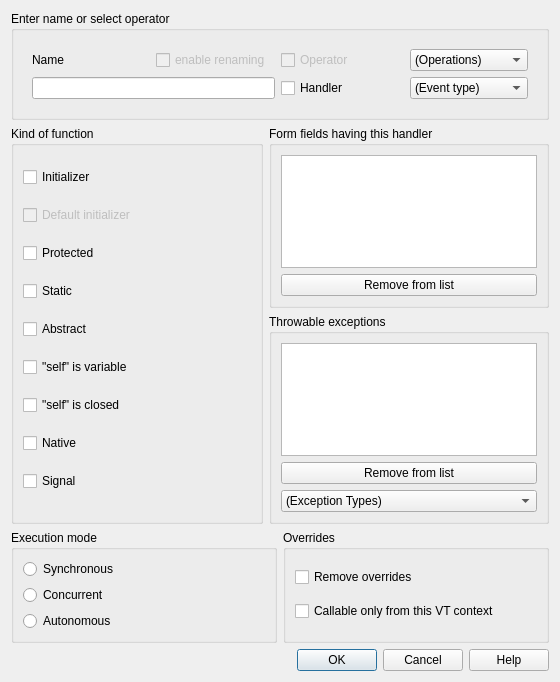
Qt form lavape/src/LavaPE_UI/idd_funcbox.ui (berkus/lavape) before a commit.
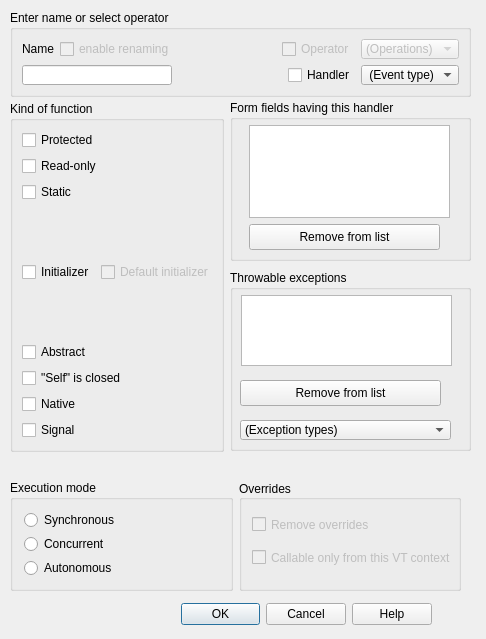
The same form after that commit.

```diff
--- a/lavape/src/LavaPE_UI/idd_funcbox.ui
+++ b/lavape/src/LavaPE_UI/idd_funcbox.ui
@@ -1,350 +1,797 @@
 <ui version="4.0" >
  <class>IDD_FuncBox</class>
- <widget class="QWidget" name="IDD_FuncBox" >
+ <widget class="QDialog" name="IDD_FuncBox" >
   <property name="geometry" >
    <rect>
     <x>0</x>
     <y>0</y>
-    <width>560</width>
-    <height>682</height>
+    <width>486</width>
+    <height>639</height>
    </rect>
   </property>
   <property name="windowTitle" >
    <string>Form</string>
   </property>
-  <layout class="QVBoxLayout" name="verticalLayout_8" >
-   <item>
-    <widget class="QGroupBox" name="groupBox" >
-     <property name="title" >
-      <string>Enter name or select operator</string>
+<widget class="QWidget" name="layoutWidget2" >
+   <property name="geometry" >
+    <rect>
+     <x>10</x>
+     <y>600</y>
+     <width>422</width>
+     <height>28</height>
+    </rect>
+   </property>
+   <layout class="QHBoxLayout" >
+    <property name="margin" >
+     <number>0</number>
+    </property>
+    <property name="spacing" >
+     <number>6</number>
+    </property>
+    <item>
+     <spacer>
+      <property name="orientation" >
+       <enum>Qt::Horizontal</enum>
+      </property>
+      <property name="sizeType" >
+       <enum>QSizePolicy::Expanding</enum>
+      </property>
+      <property name="sizeHint" >
+       <size>
+        <width>171</width>
+        <height>26</height>
+       </size>
+      </property>
+     </spacer>
+    </item>
+    <item>
+     <widget class="QPushButton" name="ID_OK" >
+      <property name="sizePolicy" >
+       <sizepolicy>
+        <hsizetype>0</hsizetype>
+        <vsizetype>0</vsizetype>
+        <horstretch>0</horstretch>
+        <verstretch>0</verstretch>
+       </sizepolicy>
+      </property>
+      <property name="minimumSize" >
+       <size>
+        <width>1</width>
+        <height>0</height>
+       </size>
+      </property>
+      <property name="focusPolicy" >
+       <enum>Qt::NoFocus</enum>
+      </property>
+      <property name="text" >
+       <string>OK</string>
+      </property>
+      <property name="default" >
+       <bool>true</bool>
+      </property>
+     </widget>
+    </item>
+    <item>
+     <widget class="QPushButton" name="ID_CANCEL" >
+      <property name="sizePolicy" >
+       <sizepolicy>
+        <hsizetype>0</hsizetype>
+        <vsizetype>0</vsizetype>
+        <horstretch>0</horstretch>
+        <verstretch>0</verstretch>
+       </sizepolicy>
+      </property>
+      <property name="minimumSize" >
+       <size>
+        <width>1</width>
+        <height>0</height>
+       </size>
+      </property>
+      <property name="focusPolicy" >
+       <enum>Qt::NoFocus</enum>
+      </property>
+      <property name="text" >
+       <string>Cancel</string>
+      </property>
+     </widget>
+    </item>
+    <item>
+     <widget class="QPushButton" name="ID_HELP" >
+      <property name="sizePolicy" >
+       <sizepolicy>
+        <hsizetype>0</hsizetype>
+        <vsizetype>0</vsizetype>
+        <horstretch>0</horstretch>
+        <verstretch>0</verstretch>
+       </sizepolicy>
+      </property>
+      <property name="minimumSize" >
+       <size>
+        <width>1</width>
+        <height>0</height>
+       </size>
+      </property>
+      <property name="focusPolicy" >
+       <enum>Qt::NoFocus</enum>
+      </property>
+      <property name="text" >
+       <string>Help</string>
+      </property>
+     </widget>
+    </item>
+   </layout>
+  </widget>
+  <widget class="QGroupBox" name="GroupBox_IDC_STATIC22" >
+   <property name="geometry" >
+    <rect>
+     <x>10</x>
+     <y>101</y>
+     <width>214</width>
+     <height>351</height>
+    </rect>
+   </property>
+   <property name="sizePolicy" >
+    <sizepolicy>
+     <hsizetype>1</hsizetype>
+     <vsizetype>1</vsizetype>
+     <horstretch>0</horstretch>
+     <verstretch>0</verstretch>
+    </sizepolicy>
+   </property>
+   <property name="minimumSize" >
+    <size>
+     <width>1</width>
+     <height>0</height>
+    </size>
+   </property>
+   <property name="focusPolicy" >
+    <enum>Qt::NoFocus</enum>
+   </property>
+   <property name="title" >
+    <string>Kind of function</string>
+   </property>
+   <layout class="QVBoxLayout" >
+    <property name="margin" >
+     <number>9</number>
+    </property>
+    <property name="spacing" >
+     <number>6</number>
+    </property>
+    <item>
+     <widget class="QCheckBox" name="Protected" >
+      <property name="sizePolicy" >
+       <sizepolicy>
+        <hsizetype>0</hsizetype>
+        <vsizetype>0</vsizetype>
+        <horstretch>0</horstretch>
+        <verstretch>0</verstretch>
+       </sizepolicy>
+      </property>
+      <property name="focusPolicy" >
+       <enum>Qt::StrongFocus</enum>
+      </property>
+      <property name="text" >
+       <string>Protected</string>
+      </property>
+     </widget>
+    </item>
+    <item>
+     <widget class="QCheckBox" name="ConstFunc" >
+      <property name="sizePolicy" >
+       <sizepolicy>
+        <hsizetype>0</hsizetype>
+        <vsizetype>0</vsizetype>
+        <horstretch>0</horstretch>
+        <verstretch>0</verstretch>
+       </sizepolicy>
+      </property>
+      <property name="focusPolicy" >
+       <enum>Qt::StrongFocus</enum>
+      </property>
+      <property name="text" >
+       <string>Read-only</string>
+      </property>
+     </widget>
+    </item>
+    <item>
+     <widget class="QCheckBox" name="StaticFunc" >
+      <property name="sizePolicy" >
+       <sizepolicy>
+        <hsizetype>0</hsizetype>
+        <vsizetype>0</vsizetype>
+        <horstretch>0</horstretch>
+        <verstretch>0</verstretch>
+       </sizepolicy>
+      </property>
+      <property name="focusPolicy" >
+       <enum>Qt::StrongFocus</enum>
+      </property>
+      <property name="text" >
+       <string>Static</string>
+      </property>
+     </widget>
+    </item>
+    <item>
+     <layout class="QHBoxLayout" >
+      <property name="margin" >
+       <number>0</number>
+      </property>
+      <property name="spacing" >
+       <number>6</number>
+      </property>
+      <item>
+       <widget class="QCheckBox" name="Initializer" >
+        <property name="focusPolicy" >
+         <enum>Qt::StrongFocus</enum>
+        </property>
+        <property name="text" >
+         <string>Initializer</string>
+        </property>
+       </widget>
+      </item>
+      <item>
+       <widget class="QCheckBox" name="DefaultIni" >
+        <property name="enabled" >
+         <bool>false</bool>
+        </property>
+        <property name="sizePolicy" >
+         <sizepolicy>
+          <hsizetype>1</hsizetype>
+          <vsizetype>5</vsizetype>
+          <horstretch>0</horstretch>
+          <verstretch>0</verstretch>
+         </sizepolicy>
+        </property>
+        <property name="focusPolicy" >
+         <enum>Qt::StrongFocus</enum>
+        </property>
+        <property name="text" >
+         <string>Default initializer</string>
+        </property>
+       </widget>
+      </item>
+     </layout>
+    </item>
+    <item>
+     <widget class="QCheckBox" name="Abstract" >
+      <property name="sizePolicy" >
+       <sizepolicy>
+        <hsizetype>0</hsizetype>
+        <vsizetype>0</vsizetype>
+        <horstretch>0</horstretch>
+        <verstretch>0</verstretch>
+       </sizepolicy>
+      </property>
+      <property name="focusPolicy" >
+       <enum>Qt::StrongFocus</enum>
+      </property>
+      <property name="text" >
+       <string>Abstract</string>
+      </property>
+     </widget>
+    </item>
+    <item>
+     <widget class="QCheckBox" name="Closed" >
+      <property name="whatsThis" >
+       <string>The "self" object of this function may be unfinished, i.e., not yet fully initialized and therefore "closed": its members cannot yet be used</string>
+      </property>
+      <property name="text" >
+       <string>"Self" is closed</string>
+      </property>
+     </widget>
+    </item>
+    <item>
+     <widget class="QCheckBox" name="Native" >
+      <property name="sizePolicy" >
+       <sizepolicy>
+        <hsizetype>0</hsizetype>
+        <vsizetype>0</vsizetype>
+        <horstretch>0</horstretch>
+        <verstretch>0</verstretch>
+       </sizepolicy>
+      </property>
+      <property name="focusPolicy" >
+       <enum>Qt::StrongFocus</enum>
+      </property>
+      <property name="text" >
+       <string>Native</string>
+      </property>
+     </widget>
+    </item>
+    <item>
+     <widget class="QCheckBox" name="Signal" >
+      <property name="sizePolicy" >
+       <sizepolicy>
+        <hsizetype>0</hsizetype>
+        <vsizetype>0</vsizetype>
+        <horstretch>0</horstretch>
+        <verstretch>0</verstretch>
+       </sizepolicy>
+      </property>
+      <property name="focusPolicy" >
+       <enum>Qt::StrongFocus</enum>
+      </property>
+      <property name="text" >
+       <string>Signal</string>
+      </property>
+     </widget>
+    </item>
+   </layout>
+  </widget>
+  <widget class="QWidget" name="layoutWidget" >
+   <property name="geometry" >
+    <rect>
+     <x>10</x>
+     <y>480</y>
+     <width>451</width>
+     <height>111</height>
+    </rect>
+   </property>
+   <layout class="QHBoxLayout" >
+    <property name="margin" >
+     <number>0</number>
+    </property>
+    <property name="spacing" >
+     <number>6</number>
+    </property>
+    <item>
+     <widget class="QGroupBox" name="BGroup_ExecMode" >
+      <property name="sizePolicy" >
+       <sizepolicy>
+        <hsizetype>1</hsizetype>
+        <vsizetype>1</vsizetype>
+        <horstretch>0</horstretch>
+        <verstretch>0</verstretch>
+       </sizepolicy>
+      </property>
+      <property name="minimumSize" >
+       <size>
+        <width>1</width>
+        <height>0</height>
+       </size>
+      </property>
+      <property name="title" >
+       <string>Execution mode</string>
+      </property>
+      <layout class="QVBoxLayout" >
+       <property name="margin" >
+        <number>11</number>
+       </property>
+       <property name="spacing" >
+        <number>6</number>
+       </property>
+       <item>
+        <widget class="QRadioButton" name="Synch" >
+         <property name="focusPolicy" >
+          <enum>Qt::StrongFocus</enum>
+         </property>
+         <property name="text" >
+          <string>Synchronous</string>
+         </property>
+        </widget>
+       </item>
+       <item>
+        <widget class="QRadioButton" name="Concurrent" >
+         <property name="focusPolicy" >
+          <enum>Qt::StrongFocus</enum>
+         </property>
+         <property name="text" >
+          <string>Concurrent</string>
+         </property>
+        </widget>
+       </item>
+       <item>
+        <widget class="QRadioButton" name="Independent" >
+         <property name="focusPolicy" >
+          <enum>Qt::StrongFocus</enum>
+         </property>
+         <property name="text" >
+          <string>Autonomous</string>
+         </property>
+        </widget>
+       </item>
+      </layout>
+     </widget>
+    </item>
+    <item>
+     <widget class="QGroupBox" name="GroupBox_IDC_STATIC25" >
+      <property name="sizePolicy" >
+       <sizepolicy>
+        <hsizetype>1</hsizetype>
+        <vsizetype>1</vsizetype>
+        <horstretch>0</horstretch>
+        <verstretch>0</verstretch>
+       </sizepolicy>
+      </property>
+      <property name="minimumSize" >
+       <size>
+        <width>1</width>
+        <height>0</height>
+       </size>
+      </property>
+      <property name="focusPolicy" >
+       <enum>Qt::NoFocus</enum>
+      </property>
+      <property name="title" >
+       <string>Overrides</string>
+      </property>
+      <property name="alignment" >
+       <set>Qt::AlignVCenter</set>
+      </property>
+      <widget class="QCheckBox" name="RMOverrides" >
+       <property name="enabled" >
+        <bool>false</bool>
+       </property>
+       <property name="geometry" >
+        <rect>
+         <x>13</x>
+         <y>35</y>
+         <width>199</width>
+         <height>19</height>
+        </rect>
+       </property>
+       <property name="focusPolicy" >
+        <enum>Qt::StrongFocus</enum>
+       </property>
+       <property name="text" >
+        <string>Remove overrides</string>
+       </property>
+      </widget>
+      <widget class="QCheckBox" name="EnforceOver" >
+       <property name="enabled" >
+        <bool>false</bool>
+       </property>
+       <property name="geometry" >
+        <rect>
+         <x>13</x>
+         <y>68</y>
+         <width>199</width>
+         <height>19</height>
+        </rect>
+       </property>
+       <property name="focusPolicy" >
+        <enum>Qt::StrongFocus</enum>
+       </property>
+       <property name="text" >
+        <string>Callable only from this VT context</string>
+       </property>
+      </widget>
+     </widget>
+    </item>
+   </layout>
+  </widget>
+  <widget class="QGroupBox" name="GroupBox_IDC_STATIC24" >
+   <property name="geometry" >
+    <rect>
+     <x>230</x>
+     <y>270</y>
+     <width>241</width>
+     <height>181</height>
+    </rect>
+   </property>
+   <property name="sizePolicy" >
+    <sizepolicy>
+     <hsizetype>1</hsizetype>
+     <vsizetype>1</vsizetype>
+     <horstretch>0</horstretch>
+     <verstretch>0</verstretch>
+    </sizepolicy>
+   </property>
+   <property name="minimumSize" >
+    <size>
+     <width>1</width>
+     <height>0</height>
+    </size>
+   </property>
+   <property name="focusPolicy" >
+    <enum>Qt::NoFocus</enum>
+   </property>
+   <property name="title" >
+    <string>Throwable exceptions</string>
+   </property>
+   <property name="alignment" >
+    <set>Qt::AlignTop</set>
+   </property>
+   <widget class="QPushButton" name="DelInherits" >
+    <property name="geometry" >
+     <rect>
+      <x>10</x>
+      <y>110</y>
+      <width>201</width>
+      <height>26</height>
+     </rect>
+    </property>
+    <property name="focusPolicy" >
+     <enum>Qt::NoFocus</enum>
+    </property>
+    <property name="text" >
+     <string>Remove from list</string>
+    </property>
+   </widget>
+   <widget class="QComboBox" name="NamedTypes" >
+    <property name="geometry" >
+     <rect>
+      <x>10</x>
+      <y>150</y>
+      <width>211</width>
+      <height>20</height>
+     </rect>
+    </property>
+    <item>
+     <property name="text" >
+      <string>(Exception types)</string>
      </property>
-     <layout class="QVBoxLayout" name="verticalLayout_7" >
+    </item>
+   </widget>
+   <widget class="QListWidget" name="Inherits" >
+    <property name="enabled" >
+     <bool>true</bool>
+    </property>
+    <property name="geometry" >
+     <rect>
+      <x>11</x>
+      <y>25</y>
+      <width>211</width>
+      <height>71</height>
+     </rect>
+    </property>
+    <property name="sizePolicy" >
+     <sizepolicy>
+      <hsizetype>0</hsizetype>
+      <vsizetype>3</vsizetype>
+      <horstretch>0</horstretch>
+      <verstretch>0</verstretch>
+     </sizepolicy>
+    </property>
+   </widget>
+  </widget>
+  <widget class="QGroupBox" name="groupBox" >
+   <property name="geometry" >
+    <rect>
+     <x>230</x>
+     <y>100</y>
+     <width>241</width>
+     <height>161</height>
+    </rect>
+   </property>
+   <property name="sizePolicy" >
+    <sizepolicy>
+     <hsizetype>1</hsizetype>
+     <vsizetype>1</vsizetype>
+     <horstretch>0</horstretch>
+     <verstretch>0</verstretch>
+    </sizepolicy>
+   </property>
+   <property name="title" >
+    <string>Form fields having this handler</string>
+   </property>
+   <widget class="QPushButton" name="FieldRemove" >
+    <property name="geometry" >
+     <rect>
+      <x>19</x>
+      <y>124</y>
+      <width>191</width>
+      <height>26</height>
+     </rect>
+    </property>
+    <property name="text" >
+     <string>Remove from list</string>
+    </property>
+   </widget>
+   <widget class="QListWidget" name="FieldList" >
+    <property name="geometry" >
+     <rect>
+      <x>19</x>
+      <y>25</y>
+      <width>201</width>
+      <height>93</height>
+     </rect>
+    </property>
+    <property name="sizePolicy" >
+     <sizepolicy>
+      <hsizetype>0</hsizetype>
+      <vsizetype>7</vsizetype>
+      <horstretch>0</horstretch>
+      <verstretch>0</verstretch>
+     </sizepolicy>
+    </property>
+   </widget>
+  </widget>
+  <widget class="QGroupBox" name="GroupBox_IDC_STATIC21" >
+   <property name="geometry" >
+    <rect>
+     <x>10</x>
+     <y>10</y>
+     <width>461</width>
+     <height>87</height>
+    </rect>
+   </property>
+   <property name="sizePolicy" >
+    <sizepolicy>
+     <hsizetype>1</hsizetype>
+     <vsizetype>1</vsizetype>
+     <horstretch>0</horstretch>
+     <verstretch>0</verstretch>
+    </sizepolicy>
+   </property>
+   <property name="focusPolicy" >
+    <enum>Qt::NoFocus</enum>
+   </property>
+   <property name="title" >
+    <string>Enter name or select operator</string>
+   </property>
+   <layout class="QGridLayout" >
+    <property name="margin" >
+     <number>9</number>
+    </property>
+    <property name="spacing" >
+     <number>6</number>
+    </property>
+    <item row="0" column="2" >
+     <widget class="QCheckBox" name="CHECKOp" >
+      <property name="enabled" >
+       <bool>false</bool>
+      </property>
+      <property name="focusPolicy" >
+       <enum>Qt::StrongFocus</enum>
+      </property>
+      <property name="text" >
+       <string>Operator</string>
+      </property>
+     </widget>
+    </item>
+    <item row="0" column="3" >
+     <widget class="QComboBox" name="CMBOperator" >
+      <property name="enabled" >
+       <bool>false</bool>
+      </property>
       <item>
-       <widget class="QWidget" native="1" name="widget_5" >
-        <layout class="QGridLayout" name="gridLayout" >
-         <item row="0" column="0" >
-          <widget class="QLabel" name="label" >
-           <property name="text" >
-            <string>Name           </string>
-           </property>
-          </widget>
-         </item>
-         <item row="0" column="1" >
-          <widget class="QCheckBox" name="EnableName" >
-           <property name="enabled" >
-            <bool>false</bool>
-           </property>
-           <property name="text" >
-            <string>enable renaming</string>
-           </property>
-          </widget>
-         </item>
-         <item row="0" column="2" >
-          <widget class="QCheckBox" name="CHECKOp" >
-           <property name="enabled" >
-            <bool>false</bool>
-           </property>
-           <property name="text" >
-            <string>Operator               </string>
-           </property>
-          </widget>
-         </item>
-         <item row="0" column="3" >
-          <widget class="QComboBox" name="CMBOperator" >
-           <item>
-            <property name="text" >
-             <string>(Operations)</string>
-            </property>
-           </item>
-          </widget>
-         </item>
-         <item row="1" column="0" colspan="2" >
-          <widget class="QLineEdit" name="NewName" />
-         </item>
-         <item row="1" column="2" >
-          <widget class="QCheckBox" name="CHECKHandler" >
-           <property name="text" >
-            <string>Handler                </string>
-           </property>
-          </widget>
-         </item>
-         <item row="1" column="3" >
-          <widget class="QComboBox" name="EventType" >
-           <item>
-            <property name="text" >
-             <string>(Event type)</string>
-            </property>
-           </item>
-          </widget>
-         </item>
-        </layout>
+       <property name="text" >
+        <string>(Operations)</string>
+       </property>
+      </item>
+     </widget>
+    </item>
+    <item row="0" column="0" >
+     <layout class="QHBoxLayout" >
+      <property name="margin" >
+       <number>0</number>
+      </property>
+      <property name="spacing" >
+       <number>6</number>
+      </property>
+      <item>
+       <widget class="QLabel" name="Label_IDC_STATIC46" >
+        <property name="focusPolicy" >
+         <enum>Qt::NoFocus</enum>
+        </property>
+        <property name="text" >
+         <string>Name</string>
+        </property>
+        <property name="alignment" >
+         <set>Qt::AlignLeading|Qt::AlignLeft|Qt::AlignVCenter</set>
+        </property>
+       </widget>
+      </item>
+      <item>
+       <widget class="QCheckBox" name="EnableName" >
+        <property name="enabled" >
+         <bool>false</bool>
+        </property>
+        <property name="focusPolicy" >
+         <enum>Qt::StrongFocus</enum>
+        </property>
+        <property name="text" >
+         <string>enable renaming</string>
+        </property>
        </widget>
       </item>
      </layout>
-    </widget>
-   </item>
-   <item>
-    <widget class="QWidget" native="1" name="widget_2" >
-     <layout class="QHBoxLayout" name="horizontalLayout_3" >
+    </item>
+    <item row="0" column="1" >
+     <spacer>
+      <property name="orientation" >
+       <enum>Qt::Horizontal</enum>
+      </property>
+      <property name="sizeHint" >
+       <size>
+        <width>61</width>
+        <height>16</height>
+       </size>
+      </property>
+     </spacer>
+    </item>
+    <item row="1" column="0" colspan="4" >
+     <layout class="QHBoxLayout" >
       <property name="margin" >
        <number>0</number>
       </property>
+      <property name="spacing" >
+       <number>6</number>
+      </property>
       <item>
-       <widget class="QGroupBox" name="groupBox_2" >
+       <widget class="QLineEdit" name="NewName" >
         <property name="sizePolicy" >
-         <sizepolicy vsizetype="Preferred" hsizetype="MinimumExpanding" >
+         <sizepolicy>
+          <hsizetype>0</hsizetype>
+          <vsizetype>0</vsizetype>
           <horstretch>0</horstretch>
           <verstretch>0</verstretch>
          </sizepolicy>
         </property>
-        <property name="title" >
-         <string>Kind of function</string>
+        <property name="minimumSize" >
+         <size>
+          <width>150</width>
+          <height>0</height>
+         </size>
         </property>
-        <layout class="QVBoxLayout" name="verticalLayout" >
-         <item>
-          <widget class="QCheckBox" name="Initializer" >
-           <property name="text" >
-            <string>Initializer</string>
-           </property>
-          </widget>
-         </item>
-         <item>
-          <widget class="QCheckBox" name="DefaultIni" >
-           <property name="enabled" >
-            <bool>false</bool>
-           </property>
-           <property name="text" >
-            <string>Default initializer</string>
-           </property>
-          </widget>
-         </item>
-         <item>
-          <widget class="QCheckBox" name="Protected" >
-           <property name="text" >
-            <string>Protected</string>
-           </property>
-          </widget>
-         </item>
-         <item>
-          <widget class="QCheckBox" name="StaticFunc" >
-           <property name="text" >
-            <string>Static</string>
-           </property>
-          </widget>
-         </item>
-         <item>
-          <widget class="QCheckBox" name="Abstract" >
-           <property name="text" >
-            <string>Abstract</string>
-           </property>
-          </widget>
-         </item>
-         <item>
-          <widget class="QCheckBox" name="SelfIsVariable" >
-           <property name="text" >
-            <string>"self" is variable</string>
-           </property>
-           <property name="checked" >
-            <bool>false</bool>
-           </property>
-          </widget>
-         </item>
-         <item>
-          <widget class="QCheckBox" name="Closed" >
-           <property name="text" >
-            <string>"self" is closed</string>
-           </property>
-          </widget>
-         </item>
-         <item>
-          <widget class="QCheckBox" name="Native" >
-           <property name="text" >
-            <string>Native</string>
-           </property>
-          </widget>
-         </item>
-         <item>
-          <widget class="QCheckBox" name="Signal" >
-           <property name="text" >
-            <string>Signal</string>
-           </property>
-          </widget>
-         </item>
-        </layout>
-       </widget>
-      </item>
-      <item>
-       <widget class="QWidget" native="1" name="widget_4" >
-        <layout class="QVBoxLayout" name="verticalLayout_4" >
-         <property name="margin" >
-          <number>0</number>
-         </property>
-         <item>
-          <widget class="QGroupBox" name="groupBox_3" >
-           <property name="title" >
-            <string>Form fields having this handler</string>
-           </property>
-           <layout class="QVBoxLayout" name="verticalLayout_5" >
-            <item>
-             <widget class="QListWidget" name="FieldList" />
-            </item>
-            <item>
-             <widget class="QPushButton" name="FieldRemove" >
-              <property name="text" >
-               <string>Remove from list</string>
-              </property>
-             </widget>
-            </item>
-           </layout>
-          </widget>
-         </item>
-         <item>
-          <widget class="QGroupBox" name="groupBox_6" >
-           <property name="title" >
-            <string>Throwable exceptions</string>
-           </property>
-           <layout class="QVBoxLayout" name="verticalLayout_6" >
-            <item>
-             <widget class="QListWidget" name="Inherits" />
-            </item>
-            <item>
-             <widget class="QPushButton" name="DelInherits" >
-              <property name="text" >
-               <string>Remove from list</string>
-              </property>
-             </widget>
-            </item>
-            <item>
-             <widget class="QComboBox" name="NamedTypes" >
-              <item>
-               <property name="text" >
-                <string>(Exception Types)</string>
-               </property>
-              </item>
-             </widget>
-            </item>
-           </layout>
-          </widget>
-         </item>
-        </layout>
-       </widget>
-      </item>
-     </layout>
-    </widget>
-   </item>
-   <item>
-    <widget class="QWidget" native="1" name="widget" >
-     <layout class="QHBoxLayout" name="horizontalLayout_2" >
-      <property name="margin" >
-       <number>0</number>
-      </property>
-      <item>
-       <widget class="QGroupBox" name="groupBox_5" >
-        <property name="title" >
-         <string>Execution mode</string>
+        <property name="focusPolicy" >
+         <enum>Qt::StrongFocus</enum>
         </property>
-        <layout class="QVBoxLayout" name="verticalLayout_2" >
-         <item>
-          <widget class="QRadioButton" name="Synch" >
-           <property name="text" >
-            <string>Synchronous</string>
-           </property>
-          </widget>
-         </item>
-         <item>
-          <widget class="QRadioButton" name="Concurrent" >
-           <property name="text" >
-            <string>Concurrent</string>
-           </property>
-          </widget>
-         </item>
-         <item>
-          <widget class="QRadioButton" name="Independent" >
-           <property name="text" >
-            <string>Autonomous</string>
-           </property>
-          </widget>
-         </item>
-        </layout>
-       </widget>
-      </item>
-      <item>
-       <widget class="QGroupBox" name="groupBox_4" >
-        <property name="title" >
-         <string>Overrides</string>
+        <property name="alignment" >
+         <set>Qt::AlignLeading</set>
         </property>
-        <layout class="QVBoxLayout" name="verticalLayout_3" >
-         <item>
-          <widget class="QCheckBox" name="RMOverrides" >
-           <property name="text" >
-            <string>Remove overrides</string>
-           </property>
-          </widget>
-         </item>
-         <item>
-          <widget class="QCheckBox" name="EnforceOver" >
-           <property name="text" >
-            <string>Callable only from this VT context</string>
-           </property>
-          </widget>
-         </item>
-        </layout>
        </widget>
       </item>
-     </layout>
-    </widget>
-   </item>
-   <item>
-    <widget class="QWidget" native="1" name="widget_3" >
-     <layout class="QHBoxLayout" name="horizontalLayout" >
-      <property name="margin" >
-       <number>0</number>
-      </property>
       <item>
-       <spacer name="horizontalSpacer" >
+       <spacer>
         <property name="orientation" >
          <enum>Qt::Horizontal</enum>
         </property>
-        <property name="sizeHint" stdset="0" >
+        <property name="sizeType" >
+         <enum>QSizePolicy::Expanding</enum>
+        </property>
+        <property name="sizeHint" >
          <size>
-          <width>40</width>
-          <height>20</height>
+          <width>61</width>
+          <height>16</height>
          </size>
         </property>
        </spacer>
       </item>
       <item>
-       <widget class="QPushButton" name="ID_OK" >
+       <widget class="QCheckBox" name="CHECKHandler" >
         <property name="text" >
-         <string>OK</string>
+         <string>Handler</string>
         </property>
-        <property name="autoDefault" >
-         <bool>true</bool>
-        </property>
-        <property name="default" >
-         <bool>true</bool>
-        </property>
        </widget>
       </item>
       <item>
-       <widget class="QPushButton" name="ID_CANCEL" >
-        <property name="text" >
-         <string>Cancel</string>
-        </property>
-       </widget>
-      </item>
-      <item>
-       <widget class="QPushButton" name="ID_HELP" >
-        <property name="text" >
-         <string>Help</string>
-        </property>
+       <widget class="QComboBox" name="EventType" >
+        <item>
+         <property name="text" >
+          <string> (Event type)</string>
+         </property>
+        </item>
        </widget>
       </item>
      </layout>
-    </widget>
-   </item>
-  </layout>
+    </item>
+   </layout>
+  </widget>
  </widget>
+ <layoutdefault spacing="6" margin="11" />
+ <tabstops>
+  <tabstop>NewName</tabstop>
+  <tabstop>EnableName</tabstop>
+  <tabstop>CHECKOp</tabstop>
+  <tabstop>CMBOperator</tabstop>
+  <tabstop>Protected</tabstop>
+  <tabstop>ConstFunc</tabstop>
+  <tabstop>StaticFunc</tabstop>
+  <tabstop>Initializer</tabstop>
+  <tabstop>DefaultIni</tabstop>
+  <tabstop>Abstract</tabstop>
+  <tabstop>Native</tabstop>
+  <tabstop>Signal</tabstop>
+  <tabstop>Synch</tabstop>
+  <tabstop>Concurrent</tabstop>
+  <tabstop>Independent</tabstop>
+  <tabstop>Inherits</tabstop>
+  <tabstop>NamedTypes</tabstop>
+  <tabstop>RMOverrides</tabstop>
+  <tabstop>EnforceOver</tabstop>
+ </tabstops>
  <resources/>
  <connections/>
 </ui>
```
Left out of the diff: 2 changed lines with no effect on the pictures.
